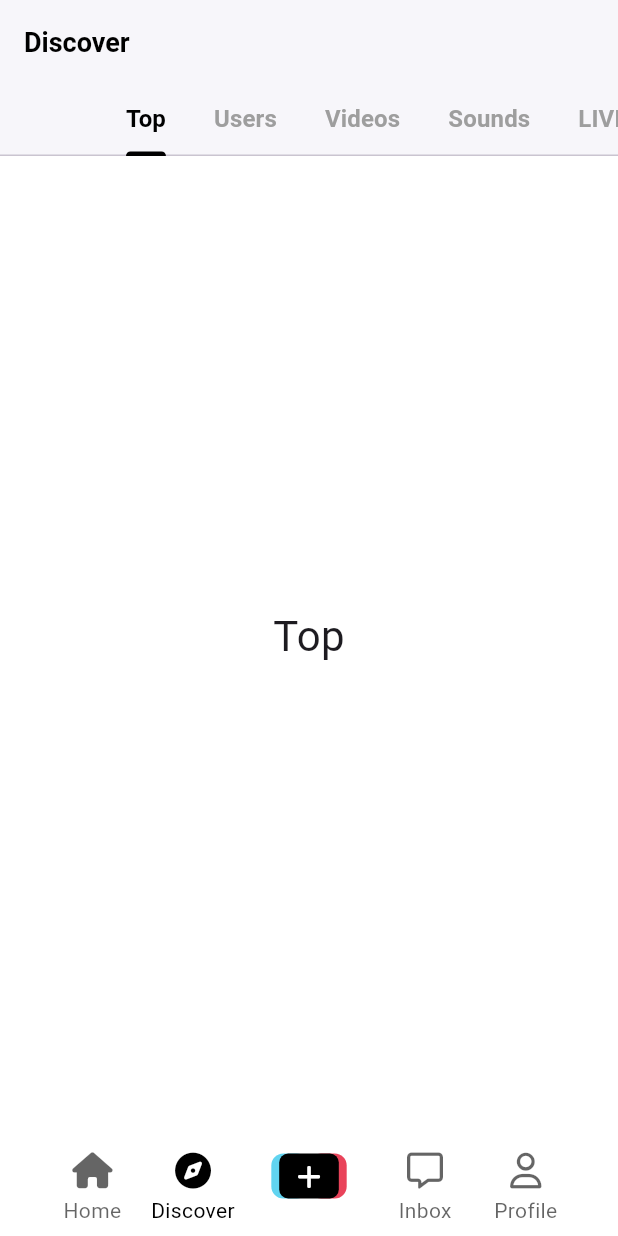
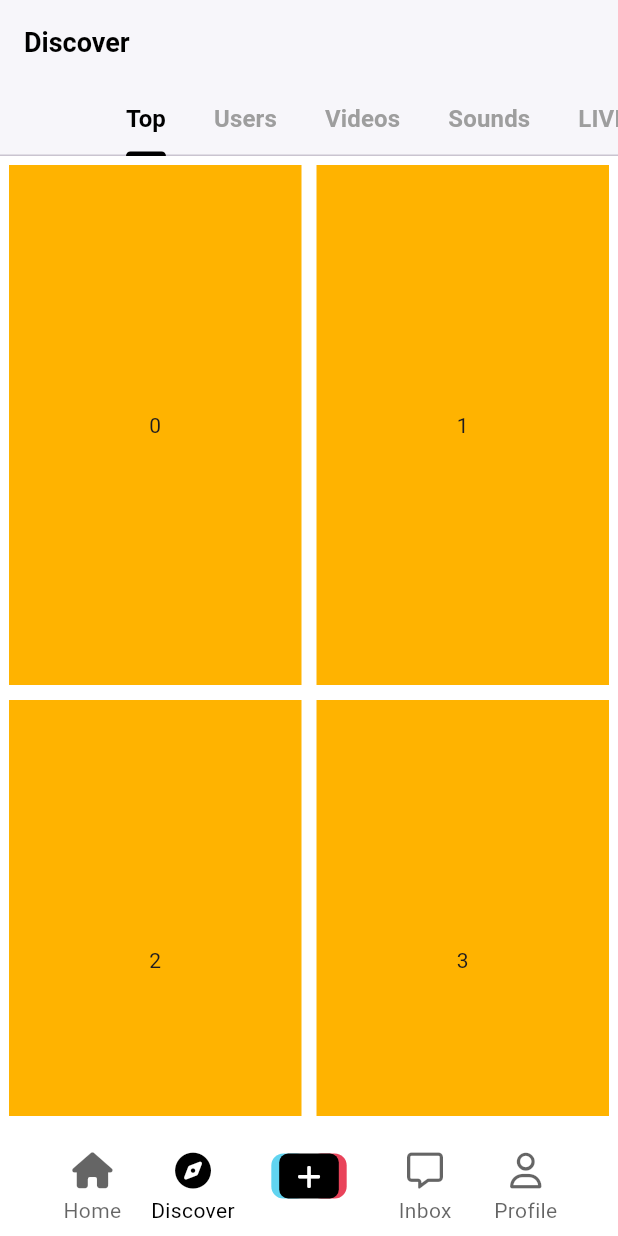
Before and after one commit to Bryson-Joseph/lectures., a Flutter app: the screen it shows after launch, on a phone screen of 412 x 824 dp. Run offline on Flutter 3.47's test engine with Material 3 defaults, Android fonts, the light colour scheme and no system bars; our stand-ins replace font_awesome_flutter, shared_preferences, video_player, visibility_detector.

Commit message:
GridView

```diff
--- a/tiktok_clone/lib/features/discover/discover_screen.dart
+++ b/tiktok_clone/lib/features/discover/discover_screen.dart
@@ -37,7 +37,25 @@
           ),
           body: TabBarView(
             children: [
-              for (var tab in tabs)
+              GridView.builder(
+                itemCount: 18,
+                padding: const EdgeInsets.all(
+                  Sizes.size6,
+                ),
+                gridDelegate: const SliverGridDelegateWithFixedCrossAxisCount(
+                  crossAxisCount: 2,
+                  crossAxisSpacing: Sizes.size10,
+                  mainAxisSpacing: Sizes.size10,
+                  childAspectRatio: 9 / 16,
+                ),
+                itemBuilder: (context, index) => Container(
+                  color: Colors.amber.shade600,
+                  child: Center(
+                    child: Text("$index"),
+                  ),
+                ),
+              ),
+              for (var tab in tabs.skip(1))
                 Center(
                   child: Text(
                     tab,
```
